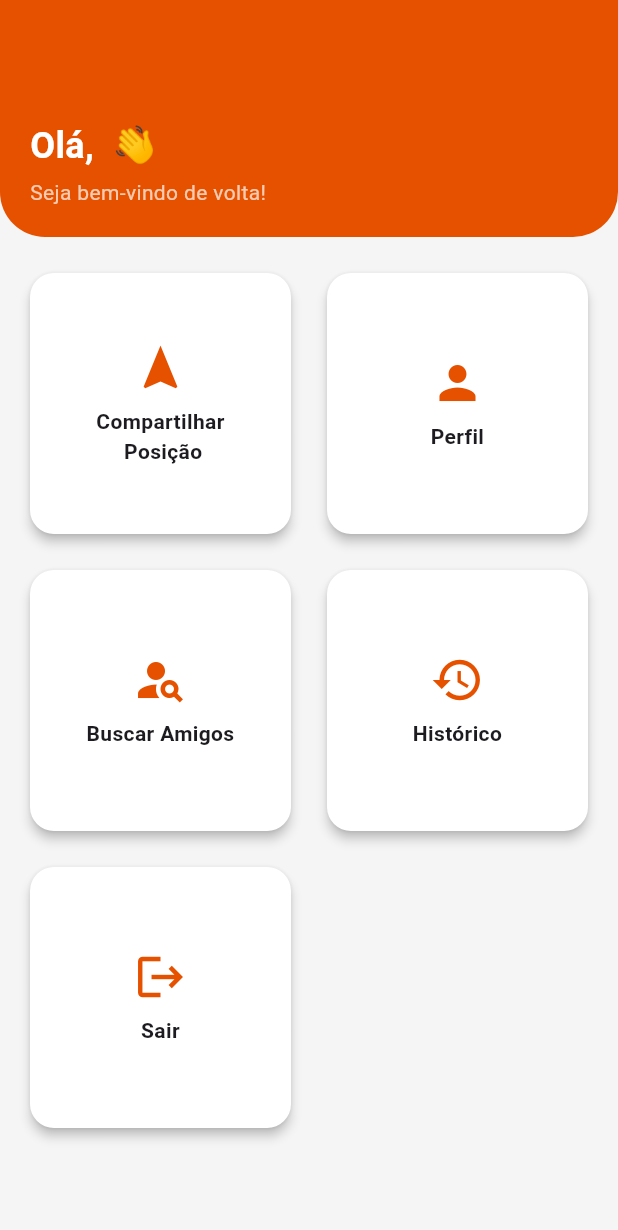
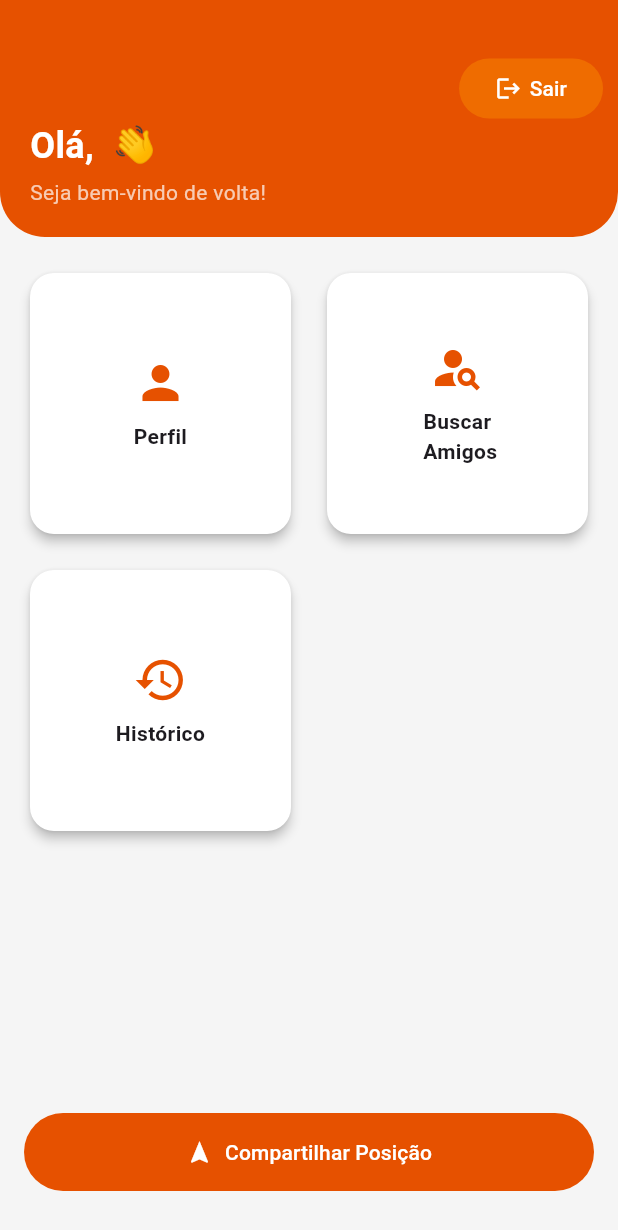
Before and after one commit to JotaDouglas/track_tcc, a Flutter app: the HomeView screen opened by its route, on a phone screen of 412 x 824 dp. Shown: the top 1230 px of the screen. Run offline on Flutter 3.47's test engine with Material 3 defaults, Android fonts, the phone set to English and light mode, and no system bars; our stand-ins replace animate_do, flutter_map, flutter_svg, geocoding, geolocator, go_router and 7 more; accounts and stored records are empty; generated files the repository leaves out were written again.

Commit message:
refactor: Remodelagem da tela inicial

```diff
--- a/lib/views/home/home.view.dart
+++ b/lib/views/home/home.view.dart
@@ -62,10 +62,15 @@ class _HomeViewState extends State<HomeView> {
     return Scaffold(
       key: _scaffoldKey,
       backgroundColor: Colors.grey[100],
-      body: Column(
+      body: Stack(
+        children: [
+          Column(
+            children: [
+              Stack(
                 children: [
                   Container(
-            padding: const EdgeInsets.only(top: 80, left: 20, right: 20, bottom: 20),
+                    padding: const EdgeInsets.only(
+                        top: 80, left: 20, right: 20, bottom: 20),
                     decoration: BoxDecoration(
                       color: Colors.orange[900],
                       borderRadius: const BorderRadius.only(
@@ -93,6 +98,30 @@ class _HomeViewState extends State<HomeView> {
                       ],
                     ),
                   ),
+                  Positioned(
+                    top: 35,
+                    right: 10,
+                    child: FilledButton(
+                      onPressed: () {
+                        authViewModel.logout();
+                        GoRouter.of(context).pushReplacement('/login');
+                      },
+                      style: ButtonStyle(
+                        backgroundColor: WidgetStatePropertyAll(
+                          Colors.orange[800],
+                        ),
+                      ),
+                      child: const Row(
+                        children: [
+                          Icon(Icons.logout, color: Colors.white),
+                          SizedBox(width: 5),
+                          Text("Sair", style: TextStyle(color: Colors.white)),
+                        ],
+                      ),
+                    ),
+                  ),
+                ],
+              ),
               const SizedBox(height: 20),
               Expanded(
                 child: GridView.count(
@@ -102,45 +131,46 @@ class _HomeViewState extends State<HomeView> {
                   mainAxisSpacing: 16,
                   children: [
                     buildCard(
-                  icon: Icons.navigation,
-                  label: "Compartilhar \n Posição",
-                  onTap: () => GoRouter.of(context).push('/track'),
-                ),
-                buildCard(
                       icon: Icons.person,
                       label: "Perfil",
                       onTap: () => GoRouter.of(context).push('/user-perfil'),
                     ),
                     buildCard(
                       icon: Icons.person_search,
-                  label: "Buscar Amigos",
+                      label: "Buscar\n Amigos",
                       onTap: () => GoRouter.of(context).push('/user-search'),
                     ),
-                // buildCard(
-                //   icon: Icons.map,
-                //   label: "Mapa",
-                //   onTap: () => GoRouter.of(context).push('/historic'),
-                // ),
                     buildCard(
                       icon: Icons.history,
                       label: "Histórico",
                       onTap: () => GoRouter.of(context).push('/historico-home'),
-                ),
-                buildCard(
-                  icon: Icons.logout,
-                  label: "Sair",
-                  onTap: () {
-                    authViewModel.logout();
-                    GoRouter.of(context).pushReplacement('/login');
-                  },
                     ),
                   ],
                 ),
               ),
             ],
           ),
+          Positioned(
+            bottom: 30,
+            left: 16,
+            right: 16,
+            child: FilledButton.icon(
+              onPressed: () => GoRouter.of(context).push('/track'),
+              style: ButtonStyle(
+                backgroundColor: WidgetStatePropertyAll(Colors.orange[900]),
+                padding: WidgetStatePropertyAll(
+                  EdgeInsets.symmetric(vertical: 16),
+                ),
+              ),
+              icon: const Icon(Icons.navigation, color: Colors.white),
+              label: const Text(
+                "Compartilhar Posição",
+                style: TextStyle(color: Colors.white),
+              ),
+            ),
+          ),
+        ],
+      ),
     );
   }
-
-
 }
--- a/lib/views/widgets/card_home.dart
+++ b/lib/views/widgets/card_home.dart
@@ -4,27 +4,31 @@ Widget buildCard({
   required IconData icon,
   required String label,
   required VoidCallback onTap,
+  Color? color,
+  Color? iconColor,
+  Color? textColor,
 }) {
   return GestureDetector(
     onTap: onTap,
     child: Card(
       elevation: 3,
       shape: RoundedRectangleBorder(borderRadius: BorderRadius.circular(16)),
-        color: Colors.white,
+      color: color ?? Colors.white,
       child: Center(
         child: Padding(
           padding: const EdgeInsets.all(12.0),
           child: Column(
             mainAxisSize: MainAxisSize.min,
             children: [
-                Icon(icon, size: 36, color: Colors.orange[900]),
+              Icon(icon, size: 36, color: iconColor ?? Colors.orange[900]),
               const SizedBox(height: 8),
               Text(
                 label,
                 textAlign: TextAlign.center,
-                  style: const TextStyle(
+                style: TextStyle(
                   fontWeight: FontWeight.w600,
                   fontSize: 14,
+                  color: textColor
                 ),
               )
             ],
```
Lines whose indentation alone changed are shown as unchanged.
